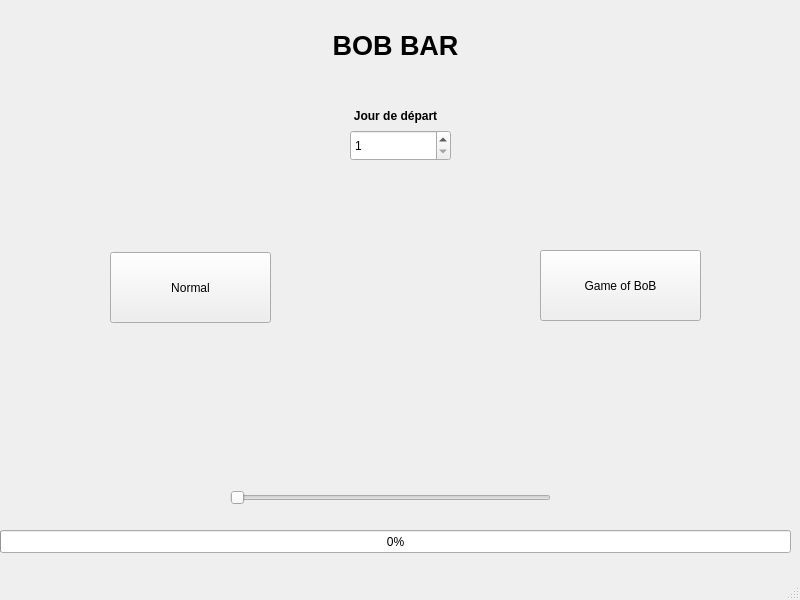
Before: the Qt Designer form view/Choice.ui in yetanotherf0rked/3a_bobbar, drawn with Qt 5.
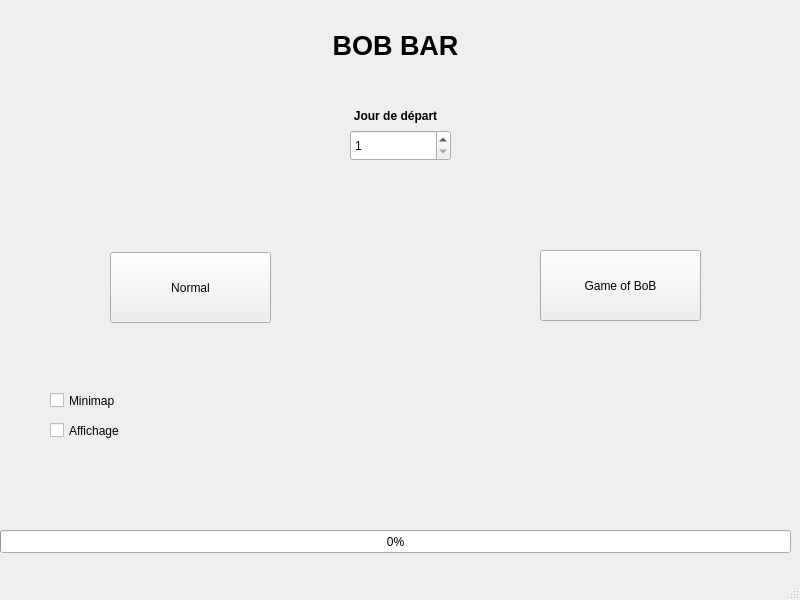
After: the same form once the commit is applied.

Patch:
```diff
--- a/view/Choice.ui
+++ b/view/Choice.ui
@@ -40,22 +40,6 @@
      <string>Game of BoB</string>
     </property>
    </widget>
-   <widget class="QSlider" name="horizontalSlider">
-    <property name="geometry">
-     <rect>
-      <x>230</x>
-      <y>490</y>
-      <width>321</width>
-      <height>16</height>
-     </rect>
-    </property>
-    <property name="maximum">
-     <number>100</number>
-    </property>
-    <property name="orientation">
-     <enum>Qt::Horizontal</enum>
-    </property>
-   </widget>
    <widget class="QLabel" name="label">
     <property name="geometry">
      <rect>
@@ -131,6 +115,38 @@
      <number>0</number>
     </property>
    </widget>
+   <widget class="QCheckBox" name="show_Minimap">
+    <property name="geometry">
+     <rect>
+      <x>50</x>
+      <y>390</y>
+      <width>85</width>
+      <height>21</height>
+     </rect>
+    </property>
+    <property name="text">
+     <string>Minimap</string>
+    </property>
+    <property name="checked">
+     <bool>false</bool>
+    </property>
+   </widget>
+   <widget class="QCheckBox" name="affichage">
+    <property name="geometry">
+     <rect>
+      <x>50</x>
+      <y>420</y>
+      <width>85</width>
+      <height>21</height>
+     </rect>
+    </property>
+    <property name="text">
+     <string>Affichage</string>
+    </property>
+    <property name="checked">
+     <bool>false</bool>
+    </property>
+   </widget>
   </widget>
   <widget class="QMenuBar" name="menubar">
    <property name="geometry">
```
Left out of the diff: 1 changed line with no effect on the pictures.
